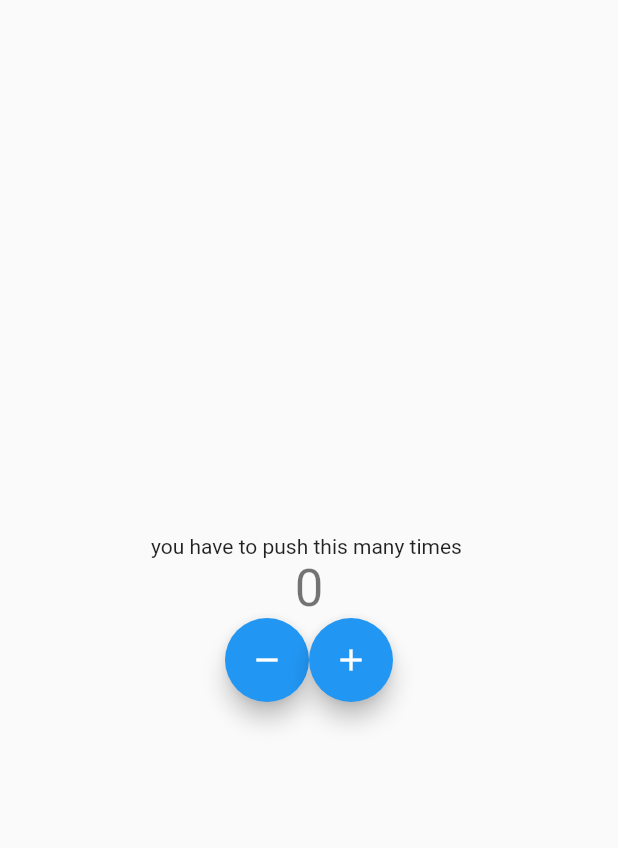
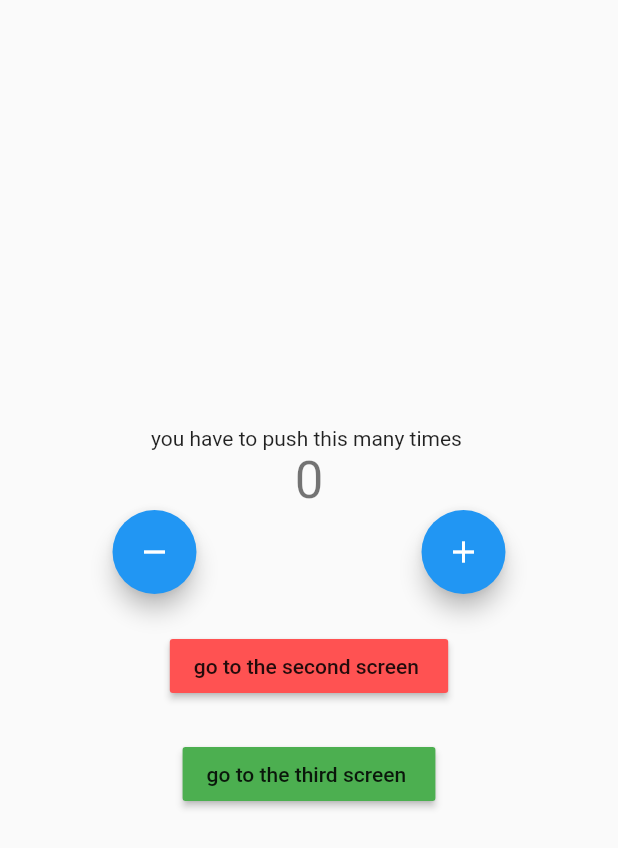
Before and after one commit to tarook0/Shop-App, a Flutter app: the screen it shows after launch, on a phone screen of 412 x 824 dp. Shown: the top 848 px of the screen. Run offline on Flutter 3.47's test engine with Material 2 defaults, Android fonts, the phone set to English and light mode, and no system bars; our stand-ins replace flutter_bloc.

Commit message:
create many screen with blocprovider routing.

```diff
--- a/lib/main.dart
+++ b/lib/main.dart
@@ -1,89 +1,52 @@
 import 'package:block_concept/cubit/counter_cubit.dart';
+import 'package:block_concept/presentations/screen/home_screen.dart';
+import 'package:block_concept/presentations/screen/secon_screen.dart';
+import 'package:block_concept/presentations/screen/thierd_screen.dart';
 import 'package:flutter/material.dart';
 import 'package:flutter_bloc/flutter_bloc.dart';
 
 void main() {
-  runApp(const MainApp());
+  runApp( MainApp());
 }
 
-class MainApp extends StatelessWidget {
-  const MainApp({super.key});
+class MainApp extends StatefulWidget {
+   MainApp({super.key});
+
+  @override
+  State<MainApp> createState() => _MainAppState();
+}
+
+class _MainAppState extends State<MainApp> {
+  final CounterCubit _CounterCubit = CounterCubit();
 
   @override
   Widget build(BuildContext context) {
-    return BlocProvider<CounterCubit>(
-      create: (context) => CounterCubit(),
-      child: const MaterialApp(
-        home: Myapp(),
-      ),
+    return MaterialApp(
+        routes: {
+          '/': (context) => BlocProvider.value(
+                value: _CounterCubit,
+                child: HomeScreeen(
+                  title:
+                  'title',
+                  color:
+                  Colors.blue,
+                ),
+              ),
+          '/second': (context) => BlocProvider.value(
+                value:  _CounterCubit,
+                child: SecondScreeen( title: 'second',color:Colors.redAccent ,),
+              ),
+          '/third': (context) => BlocProvider.value(
+                value:  _CounterCubit,
+                child: ThirdScreeen( title:'second', color:  Colors.green,),
+              ),
+        },
+
     );
   }
-}
-
-class Myapp extends StatelessWidget {
-  const Myapp({
-    super.key,
-  });
-
   @override
-  Widget build(BuildContext context) {
-    return Scaffold(
-      body: BlocListener<CounterCubit, CounterState>(
-        listener: (context, state) {
-          if(state.wasIncremented==true){
-            ScaffoldMessenger.of(context).showSnackBar(
-              const SnackBar(content: Text('Incremented! '),
-              duration: Duration(milliseconds: 300),
-              )
-            );
-          }
-
-          else if(state.wasIncremented==false){
-            ScaffoldMessenger.of(context).showSnackBar(
-              const SnackBar(content: Text('Decremented! '),
-              duration: Duration(milliseconds: 300),
-              )
-            );
-          }
-        },
-        child: Center(
-          child: Column(
-            mainAxisAlignment: MainAxisAlignment.center,
-            children: <Widget>[
-              const Text("you have to push this many times "),
-              BlocBuilder<CounterCubit, CounterState>(
-                builder: (context, state) {
-                  return Text(
-                    state.counterValue.toString(),
-                    style: Theme.of(context).textTheme.headlineMedium,
-                  );
-                },
-              ),
-              Row(
-                mainAxisAlignment: MainAxisAlignment.center,
-                children: [
-                  FloatingActionButton(
-                    onPressed: () {
-                      BlocProvider.of<CounterCubit>(context).decrement();
-                      // onPressed:() {context.bloc<CounterCubit>().decrement();
-                    },
-                    tooltip: 'Deccrement',
-                    child: const Icon(Icons.remove),
-                  ),
-                  FloatingActionButton(
-                    onPressed: () {
-                      BlocProvider.of<CounterCubit>(context).increment();
-                      // onPressed:() {context.bloc<CounterCubit>().decrement();
-                    },
-                    tooltip: 'Increment',
-                    child: const Icon(Icons.add),
-                  ),
-                ],
-              )
-            ],
-          ),
-        ),
-      ),
-    );
+  void dispose(){
+    _CounterCubit.close();
+    super.dispose();
   }
 }
--- /dev/null
+++ b/lib/presentations/screen/home_screen.dart
@@ -0,0 +1,91 @@
+
+
+import 'package:block_concept/cubit/counter_cubit.dart';
+import 'package:block_concept/presentations/screen/secon_screen.dart';
+import 'package:flutter/material.dart';
+import 'package:flutter_bloc/flutter_bloc.dart';
+
+class HomeScreeen extends StatelessWidget {
+   HomeScreeen({
+    super.key,  required this.title,  required this.color,
+  });
+   final String title;
+   final Color color;
+
+  @override
+  Widget build(BuildContext context) {
+    return Scaffold(
+      body: BlocListener<CounterCubit, CounterState>(
+        listener: (context, state) {
+          if(state.wasIncremented==true){
+            ScaffoldMessenger.of(context).showSnackBar(
+              const SnackBar(content: Text('Incremented! '),
+              duration: Duration(milliseconds: 300),
+              )
+            );
+          }
+
+          else if(state.wasIncremented==false){
+            ScaffoldMessenger.of(context).showSnackBar(
+              const SnackBar(content: Text('Decremented! '),
+              duration: Duration(milliseconds: 300),
+              )
+            );
+          }
+        },
+        child: Center(
+          child: Column(
+            mainAxisAlignment: MainAxisAlignment.center,
+            children: <Widget>[
+              const Text("you have to push this many times "),
+              BlocBuilder<CounterCubit, CounterState>(
+                builder: (context, state) {
+                  return Text(
+                    state.counterValue.toString(),
+                    style: Theme.of(context).textTheme.headlineMedium,
+                  );
+                },
+              ),
+              Row(
+                mainAxisAlignment: MainAxisAlignment.spaceAround,
+                children: [
+                  FloatingActionButton(
+                    heroTag: 'Dblue',
+                    onPressed: () {
+                      BlocProvider.of<CounterCubit>(context).decrement();
+                      // onPressed:() {context.bloc<CounterCubit>().decrement();
+                    },
+                    tooltip: 'Deccrement',
+                    child: const Icon(Icons.remove),
+                  ),
+                  FloatingActionButton(
+                    heroTag: 'Iblue',
+                    onPressed: () {
+                      BlocProvider.of<CounterCubit>(context).increment();
+                      // onPressed:() {context.bloc<CounterCubit>().decrement();
+                    },
+                    tooltip: 'Increment',
+                    child: const Icon(Icons.add),
+                  ),
+
+                ],
+              ),
+                const SizedBox(
+                    height: 24,
+                  ),
+                  MaterialButton(color: Colors.redAccent,onPressed: (){
+                    Navigator.of(context).pushNamed('/second');
+                  },child: const Text("go to the second screen ",),),
+                   const SizedBox(
+                    height: 24,
+                  ),
+                  MaterialButton(color: Colors.green,onPressed: (){
+                    Navigator.of(context).pushNamed('/third');
+                  },child: const Text("go to the third screen ",),)
+            ],
+          ),
+        ),
+      ),
+    );
+  }
+}
```
Also changed, not shown: lib/presentations/screen/secon_screen.dart (added, +85 -0 lines), lib/presentations/screen/thierd_screen.dart (added, +82 -0 lines).
